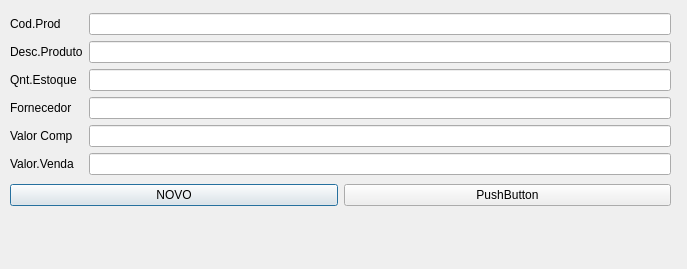
Qt form ControlesEstoque/fm_gestaoestoque.ui (GitHubAlves150/Projetos-com-QT-Cpp) before a commit.
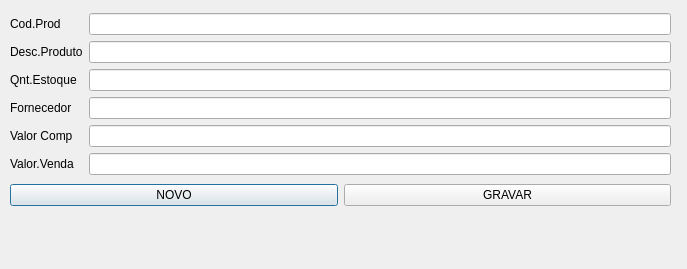
The same form after that commit.

```diff
--- a/ControlesEstoque/fm_gestaoestoque.ui
+++ b/ControlesEstoque/fm_gestaoestoque.ui
@@ -107,7 +107,7 @@
       <item>
        <widget class="QPushButton" name="pushButton_2">
         <property name="text">
-         <string>PushButton</string>
+         <string>GRAVAR</string>
         </property>
        </widget>
       </item>
```
Left out of the diff: 2 changed lines with no effect on the pictures.
